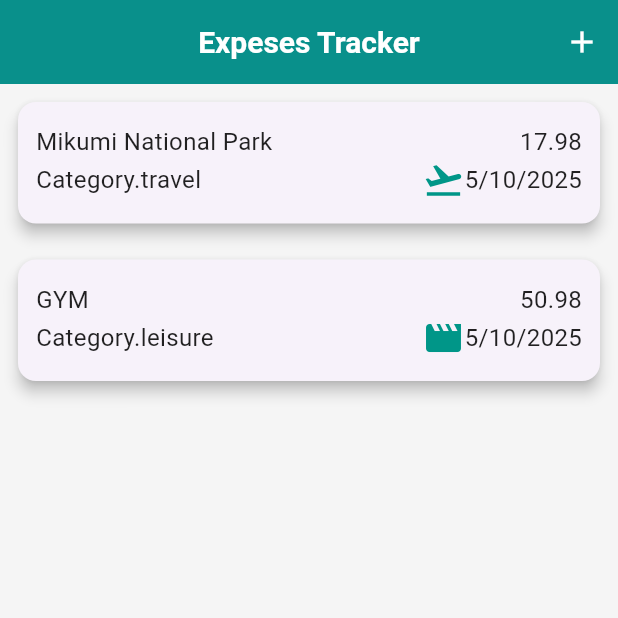
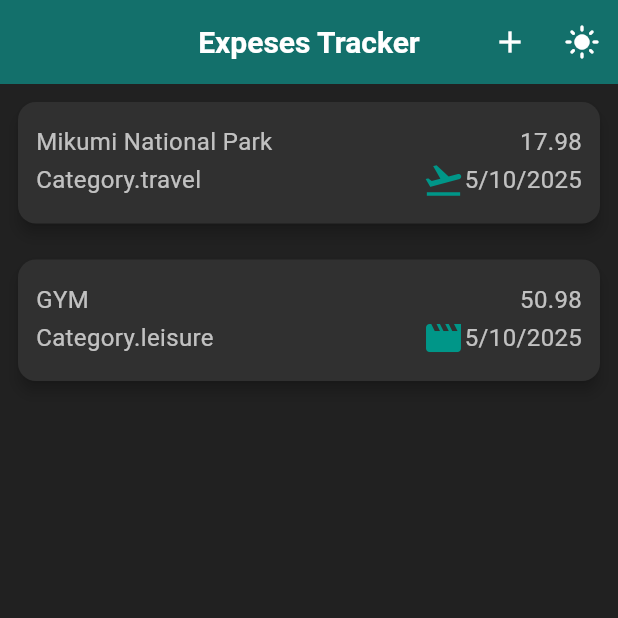
Before and after one commit to Zedestar/flutter_expenses_tracker, a Flutter app: the screen it shows after launch, on a phone screen of 412 x 824 dp, the top half of it. Run offline on Flutter 3.47's test engine with Material 3 defaults, Android fonts, the phone set to English and light mode, and no system bars.

Commit message:
The commit after after reconfiguring the light and dark theme

```diff
--- a/lib/main.dart
+++ b/lib/main.dart
@@ -1,16 +1,16 @@
 import 'package:expenses_tracker/pages/expenses.dart';
 import 'package:expenses_tracker/provider/expenses_list_provider.dart';
+import 'package:expenses_tracker/provider/theme_provider.dart';
 import 'package:flutter/material.dart';
 import 'package:provider/provider.dart';
-import 'package:expenses_tracker/theme/theme.dart';
+import 'package:expenses_tracker/theme/light_theme.dart';
 
 main() {
   runApp(
     MultiProvider(
       providers: [
-        ChangeNotifierProvider(
-          create: (context) => ExpensesListProvider(),
-        ),
+        ChangeNotifierProvider(create: (context) => ExpensesListProvider()),
+        ChangeNotifierProvider(create: (context) => AppThemeProvider()),
       ],
       child: MyApp(),
     ),
@@ -24,7 +24,7 @@ class MyApp extends StatelessWidget {
   Widget build(BuildContext context) {
     return MaterialApp(
       debugShowCheckedModeBanner: false,
-      theme: buildAppTheme(),
+      theme: Provider.of<AppThemeProvider>(context).gettingTheAppTheme,
       home: Expenses(),
     );
   }
--- a/lib/pages/expenses.dart
+++ b/lib/pages/expenses.dart
@@ -1,7 +1,9 @@
 import 'package:expenses_tracker/components/expenses_list_builder.dart';
 import 'package:expenses_tracker/components/inputing_expense_widget.dart';
 import 'package:expenses_tracker/data/expenses_data.dart';
+import 'package:expenses_tracker/provider/theme_provider.dart';
 import 'package:flutter/material.dart';
+import 'package:provider/provider.dart';
 
 class Expenses extends StatefulWidget {
   const Expenses({super.key});
@@ -24,6 +26,7 @@ class _ExpensesState extends State<Expenses> {
 
   @override
   Widget build(BuildContext context) {
+    // final themeConnector =
     return Scaffold(
       appBar: AppBar(
         title: Text(
@@ -39,6 +42,18 @@ class _ExpensesState extends State<Expenses> {
               Icons.add,
             ),
           ),
+          IconButton(
+            onPressed: () {
+              Provider.of<AppThemeProvider>(context, listen: false)
+                  .tooglingTheme();
+            },
+            icon: Icon(
+              Provider.of<AppThemeProvider>(context, listen: false)
+                      .isItDarkOrLight
+                  ? Icons.light_mode
+                  : Icons.dark_mode,
+            ),
+          ),
         ],
       ),
       body: ExpensesList(
--- /dev/null
+++ b/lib/provider/theme_provider.dart
@@ -0,0 +1,20 @@
+import 'package:expenses_tracker/theme/dark_them.dart';
+import 'package:expenses_tracker/theme/light_theme.dart';
+import 'package:flutter/material.dart';
+
+class AppThemeProvider with ChangeNotifier {
+  bool _isDark = true;
+
+  void tooglingTheme() {
+    _isDark = !_isDark;
+    notifyListeners();
+  }
+
+  ThemeData get gettingTheAppTheme {
+    return _isDark ? buildAppDarkTheme() : buildAppLightTheme();
+  }
+
+  bool get isItDarkOrLight {
+    return _isDark;
+  }
+}
--- a/lib/theme/theme.dart
+++ b/lib/theme/dark_them.dart
@@ -1,22 +1,26 @@
-// theme.dart
 import 'package:flutter/material.dart';
 
-ThemeData buildAppTheme() {
+ThemeData buildAppDarkTheme() {
   return ThemeData(
-    brightness: Brightness.light,
+    brightness: Brightness.dark, // Dark theme brightness
     primarySwatch: Colors.teal,
-    scaffoldBackgroundColor: Colors.grey[100],
+    scaffoldBackgroundColor:
+        Colors.grey[900], // Dark background for the scaffold
 
     // Global text styles
     textTheme: TextTheme(
-      headlineMedium: TextStyle(fontSize: 24, fontWeight: FontWeight.bold),
-      bodyMedium: TextStyle(fontSize: 16, color: Colors.black87),
+      headlineMedium: TextStyle(
+          fontSize: 24,
+          fontWeight: FontWeight.bold,
+          color: Colors.white), // White text for headlines
+      bodyMedium: TextStyle(
+          fontSize: 16, color: Colors.white70), // Light grey text for body
     ),
 
     // AppBar styling
     appBarTheme: AppBarTheme(
-      backgroundColor: Colors.teal,
-      foregroundColor: Colors.white,
+      backgroundColor: Colors.teal[800], // Dark teal background for AppBar
+      foregroundColor: Colors.white, // White text and icons in AppBar
       elevation: 4,
       titleTextStyle: TextStyle(fontSize: 20, fontWeight: FontWeight.w600),
     ),
@@ -24,8 +28,8 @@ ThemeData buildAppTheme() {
     // Button styles
     elevatedButtonTheme: ElevatedButtonThemeData(
       style: ElevatedButton.styleFrom(
-        backgroundColor: Colors.teal,
-        foregroundColor: Colors.white,
+        backgroundColor: Colors.teal[700], // Dark teal button background
+        foregroundColor: Colors.white, // White button text
         shape: RoundedRectangleBorder(
           borderRadius: BorderRadius.circular(12),
         ),
@@ -34,13 +38,14 @@ ThemeData buildAppTheme() {
     ),
     textButtonTheme: TextButtonThemeData(
       style: TextButton.styleFrom(
-        foregroundColor: Colors.teal,
+        foregroundColor: Colors.teal, // Teal text for text buttons
         textStyle: TextStyle(fontWeight: FontWeight.bold),
       ),
     ),
     outlinedButtonTheme: OutlinedButtonThemeData(
       style: OutlinedButton.styleFrom(
-        side: BorderSide(color: Colors.teal),
+        side:
+            BorderSide(color: Colors.teal), // Teal border for outlined buttons
         shape: RoundedRectangleBorder(
           borderRadius: BorderRadius.circular(8),
         ),
@@ -53,30 +58,31 @@ ThemeData buildAppTheme() {
       focusedBorder: OutlineInputBorder(
         borderSide: BorderSide(color: Colors.teal),
       ),
-      labelStyle: TextStyle(color: Colors.teal),
+      labelStyle: TextStyle(color: Colors.teal), // Teal label text
     ),
 
     // Card styling
     cardTheme: CardTheme(
       elevation: 4,
+      color: Colors.grey[850], // Dark grey background for cards
       shape: RoundedRectangleBorder(borderRadius: BorderRadius.circular(12)),
       margin: EdgeInsets.all(12),
     ),
 
     // Floating action button
     floatingActionButtonTheme: FloatingActionButtonThemeData(
-      backgroundColor: Colors.teal,
-      foregroundColor: Colors.white,
+      backgroundColor: Colors.teal, // Teal background for the FAB
+      foregroundColor: Colors.white, // White text and icons in FAB
     ),
 
     // Icon styling
-    iconTheme: IconThemeData(color: Colors.teal, size: 28),
+    iconTheme: IconThemeData(color: Colors.teal, size: 28), // Teal icons
 
     // Bottom navigation bar
     bottomNavigationBarTheme: BottomNavigationBarThemeData(
-      selectedItemColor: Colors.teal,
-      unselectedItemColor: Colors.grey,
-      backgroundColor: Colors.white,
+      selectedItemColor: Colors.teal, // Teal color for selected icons
+      unselectedItemColor: Colors.grey, // Light grey color for unselected icons
+      backgroundColor: Colors.black, // Dark background for the bottom nav bar
     ),
   );
 }
```
Also changed, not shown: lib/provider/expenses_list_provider.dart (+6 -4 lines), lib/theme/light_theme.dart (added, +82 -0 lines).
